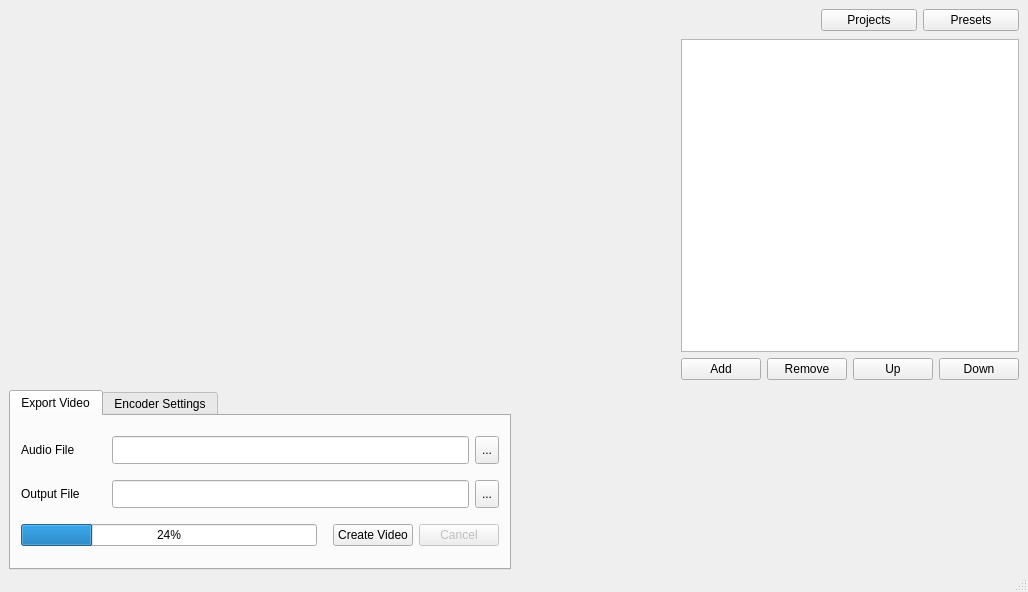
First picture: the form in mainwindow.ui, repository djfun/audio-visualizer-python, before the edit.
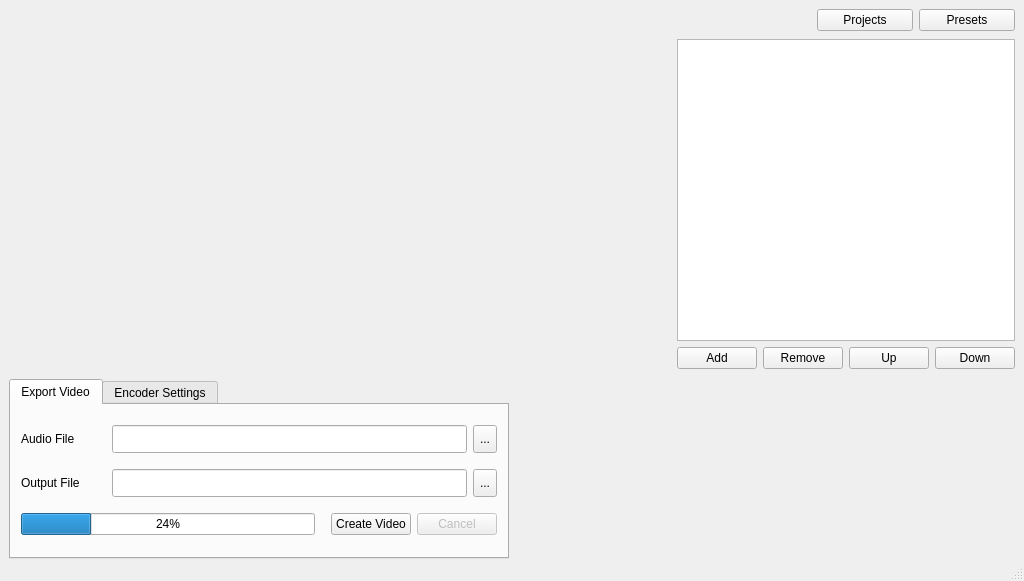
Second picture: the form after the edit.

Diff of the .ui file:
```diff
--- a/mainwindow.ui
+++ b/mainwindow.ui
@@ -6,8 +6,8 @@
    <rect>
     <x>0</x>
     <y>0</y>
-    <width>1028</width>
-    <height>592</height>
+    <width>1008</width>
+    <height>575</height>
    </rect>
   </property>
   <property name="sizePolicy">
```
